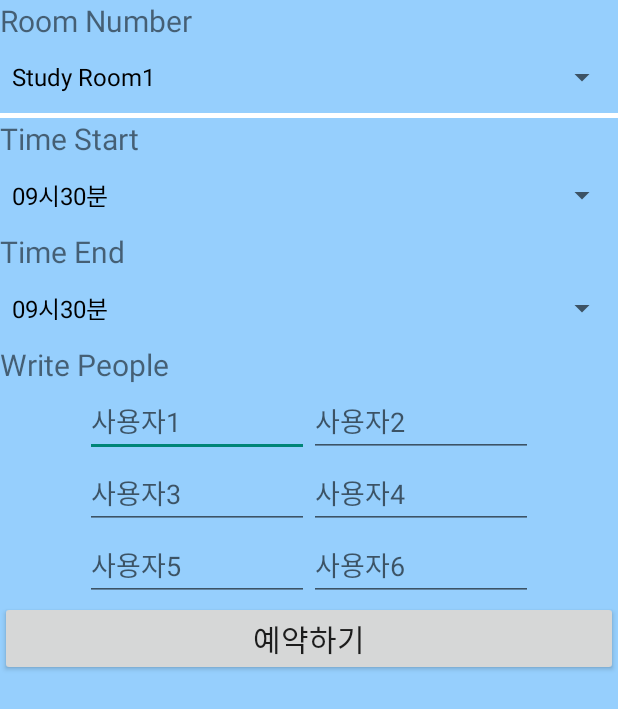
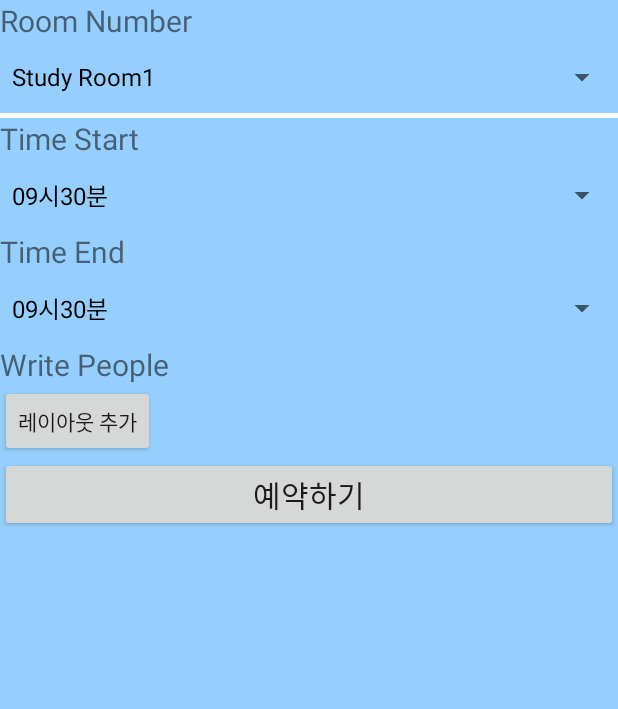
Before and after one commit to ggoowlgns/X-Project_android, an Android app: the GoreserActivity screen opened directly, with no data from a screen before it, on a phone screen of 412 x 824 dp. Shown: the top 709 px of the screen. Run offline under Robolectric (Android 15) with nearby library versions, the light colour scheme and no system bars.

Commit message:
sub.java/sub.xml --- 레이어추가기능 Goserve ------ 하는중이 였다

```diff
--- a/MyApplication/app/src/main/java/com/example/mello/myapplication/GoreserActivity.java
+++ b/MyApplication/app/src/main/java/com/example/mello/myapplication/GoreserActivity.java
@@ -7,9 +7,11 @@ import android.view.View;
 import android.widget.ArrayAdapter;
 import android.widget.Button;
 import android.widget.EditText;
+import android.widget.LinearLayout;
 import android.widget.Spinner;
 import android.widget.TextView;
 import android.widget.Toast;
+import com.example.mello.myapplication.Util.Sub;
 
 import com.example.mello.myapplication.Network.LoginTask;
 
@@ -17,23 +19,13 @@ import java.util.HashMap;
 import java.util.Map;
 
 public class GoreserActivity extends AppCompatActivity{
-    EditText person1, person2, person3, person4, person5, person6;
-    String num, two, three, four, five, six;
-    private static final long MIN_CLICK_INTERVAL=600;
-    private long mLastClickTime;
-
     protected void onCreate(Bundle savedInstanceState)
     {
         super.onCreate(savedInstanceState);
         setContentView(R.layout.activity_select);
-        person1 = (EditText)findViewById(R.id.people1);
-        person2 = (EditText)findViewById(R.id.people2);
-        person3 = (EditText)findViewById(R.id.people3);
-        person4 = (EditText)findViewById(R.id.people4);
-        person5 = (EditText)findViewById(R.id.people5);
-        person6 = (EditText)findViewById(R.id.people6);
 
         Button button = (Button) findViewById(R.id.btn_reserve);
+        Button add_button = (Button) findViewById(R.id.add_layout);
 
         Spinner spinner1 = (Spinner)findViewById(R.id.mySpinner1);
         ArrayAdapter adapter1 = ArrayAdapter.createFromResource(
@@ -56,55 +48,22 @@ public class GoreserActivity extends AppCompatActivity{
                 android.R.layout.simple_spinner_dropdown_item);
         spinner4.setAdapter(adapter4);
 
-        button.setOnClickListener(new View.OnClickListener() {
+        add_button.setOnClickListener(new View.OnClickListener() {
+            @Override
             public void onClick(View v) {
-                if (checkValid()) {
-                    long currentClickTime = SystemClock.uptimeMillis();
-                    long elapsedTime = currentClickTime - mLastClickTime;
-                    mLastClickTime = currentClickTime;
+                Sub n_layout = new Sub(getApplicationContext());
+                LinearLayout con = (LinearLayout)findViewById(R.id.con);
+                con.addView(n_layout);
 
-                    // 중복 클릭인 경우
-                    if (elapsedTime <= MIN_CLICK_INTERVAL) {
-                        return;
+                Button but = (Button)findViewById(R.id.b1);
+                but.setOnClickListener(new View.OnClickListener() {
+                    @Override
+                    public void onClick(View v) {
+                        Toast.makeText(GoreserActivity.this, "클릭되었습니다.", Toast.LENGTH_LONG).show();
                     }
-
-                    Map<String, String> params = new HashMap<>();
-                    params.put("human1", num);
-                    params.put("human2", two);
-                    params.put("human3", three);
-                    params.put("human4", four);
-                    params.put("human5", five);
-                    params.put("human6", six);
-                    LoginTask loginTask = new LoginTask(GoreserActivity.this,params);
-                    loginTask.execute(params);
-
-                }
+                });
             }
         });
-    }
-    private boolean checkValid(){
-        num = person1.getText().toString();
-        two = person2.getText().toString();
-        three = person3.getText().toString();
-        four = person4.getText().toString();
-        five = person5.getText().toString();
-        six = person6.getText().toString();
 
-        if(num == null || num.trim().equals("")){
-            Toast.makeText(GoreserActivity.this, "사용자3까지 추가해주세요", Toast.LENGTH_SHORT).show();
-            person1.requestFocus();
-            return false;
-        }
-        if(two == null || two.trim().equals("")){
-            Toast.makeText(GoreserActivity.this, "사용자3까지 추가해주세요", Toast.LENGTH_SHORT).show();
-            person2.requestFocus();
-            return false;
-        }
-        if(three == null || three.trim().equals("")){
-            Toast.makeText(GoreserActivity.this, "사용자3까지 추가해주세요", Toast.LENGTH_SHORT).show();
-            person3.requestFocus();
-            return false;
-        }
-        return true;
     }
 }
--- a/MyApplication/app/src/main/java/com/example/mello/myapplication/Util/Constants.java
+++ b/MyApplication/app/src/main/java/com/example/mello/myapplication/Util/Constants.java
@@ -7,6 +7,6 @@ package com.example.mello.myapplication.Util;
 public class Constants {
 //  public static final String isaAddr = "http://192.113.243.159/NABI_WEB/";
 
-  public static final String  isaAddr = "http://192.168.0.11:8000/";
+  public static final String  isaAddr = "http://18.179.74.220:8000/";
 
 }
--- a/MyApplication/app/src/main/res/layout/activity_select.xml
+++ b/MyApplication/app/src/main/res/layout/activity_select.xml
@@ -63,70 +63,25 @@
     <LinearLayout
         android:layout_width="wrap_content"
         android:layout_height="wrap_content"
-        android:layout_gravity="center">
+        android:orientation="vertical">
 
-        <EditText
+        <Button
             android:layout_width="wrap_content"
             android:layout_height="wrap_content"
-            android:inputType="textEmailAddress"
-            android:ems="7"
-            android:id="@+id/people1"
-            android:layout_gravity="center"
-            android:hint="사용자1" />
+            android:onClick="onButtonClicked1"
+            android:id="@+id/add_layout"
+            android:text="레이아웃 추가"/>
 
-        <EditText
-            android:layout_width="wrap_content"
-            android:layout_height="wrap_content"
-            android:inputType="textEmailAddress"
-            android:ems="7"
-            android:id="@+id/people2"
-            android:hint="사용자2" />
+        <LinearLayout
+            android:id="@+id/con"
+            android:orientation="vertical"
+            android:layout_width="match_parent"
+            android:layout_height="match_parent"
+            android:layout_below="@+id/add_layout"
+            android:layout_alignParentLeft="true"
+            android:layout_alignParentStart="true">
+        </LinearLayout>
     </LinearLayout>
-
-    <LinearLayout
-        android:layout_width="wrap_content"
-        android:layout_height="wrap_content"
-        android:layout_gravity="center">
-
-        <EditText
-            android:layout_width="wrap_content"
-            android:layout_height="wrap_content"
-            android:inputType="textEmailAddress"
-            android:ems="7"
-            android:id="@+id/people3"
-            android:hint="사용자3" />
-
-        <EditText
-            android:layout_width="wrap_content"
-            android:layout_height="wrap_content"
-            android:inputType="textEmailAddress"
-            android:ems="7"
-            android:id="@+id/people4"
-            android:hint="사용자4" />
-    </LinearLayout>
-
-    <LinearLayout
-        android:layout_width="wrap_content"
-        android:layout_height="wrap_content"
-        android:layout_gravity="center">
-
-        <EditText
-            android:layout_width="wrap_content"
-            android:layout_height="wrap_content"
-            android:inputType="textEmailAddress"
-            android:ems="7"
-            android:id="@+id/people5"
-            android:hint="사용자5" />
-
-        <EditText
-            android:layout_width="wrap_content"
-            android:layout_height="wrap_content"
-            android:inputType="textEmailAddress"
-            android:ems="7"
-            android:id="@+id/people6"
-            android:hint="사용자6" />
-    </LinearLayout>
-
     <Button
         style="?android:attr/buttonStyleSmall"
         android:layout_width="fill_parent"
```
Also changed, not shown: MyApplication/app/src/main/java/com/example/mello/myapplication/Util/Sub.java (added, +29 -0 lines), MyApplication/app/src/main/res/layout/sub.xml (added, +25 -0 lines).
